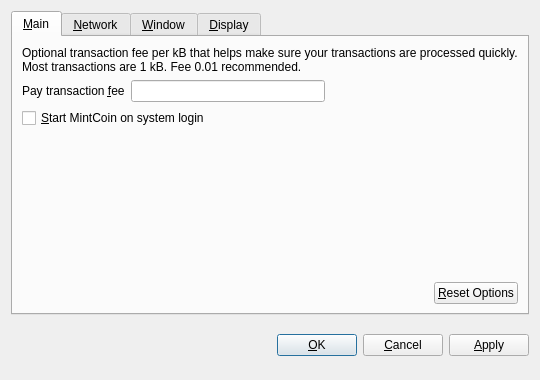
The window that src/qt/forms/optionsdialog.ui (MintcoinCommunity/Mintcoin-Desktop-Wallet) describes before a commit, drawn with Qt 5.
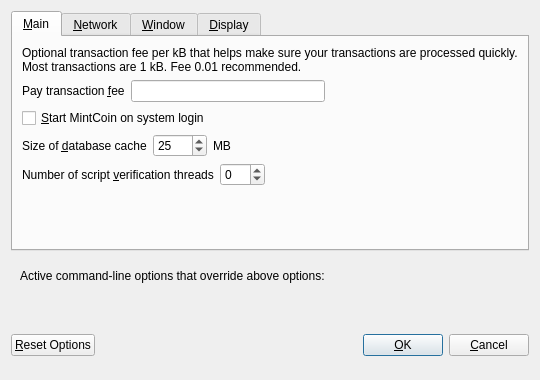
The same window after the commit. Custom widgets are drawn as their Qt base class.

Commit message: [Qt] massive options/settings rework (no core changes)

The edit to the form file:
```diff
--- a/src/qt/forms/optionsdialog.ui
+++ b/src/qt/forms/optionsdialog.ui
@@ -19,9 +19,6 @@
   <layout class="QVBoxLayout" name="verticalLayout">
    <item>
     <widget class="QTabWidget" name="tabWidget">
-     <property name="tabPosition">
-      <enum>QTabWidget::North</enum>
-     </property>
      <property name="currentIndex">
       <number>0</number>
      </property>
@@ -86,21 +83,44 @@
          </property>
         </widget>
        </item>
-       <item>
-        <spacer name="verticalSpacer_Main">
-         <property name="orientation">
-          <enum>Qt::Vertical</enum>
-         </property>
-         <property name="sizeHint" stdset="0">
-          <size>
-           <width>20</width>
-           <height>40</height>
-          </size>
-         </property>
-        </spacer>
-       </item>
        <item>
         <layout class="QHBoxLayout" name="horizontalLayout_2_Main">
+         <item>
+          <widget class="QLabel" name="databaseCacheLabel">
+           <property name="text">
+            <string>Size of &amp;database cache</string>
+           </property>
+           <property name="textFormat">
+            <enum>Qt::PlainText</enum>
+           </property>
+           <property name="buddy">
+            <cstring>databaseCache</cstring>
+           </property>
+          </widget>
+         </item>
+         <item>
+          <widget class="QSpinBox" name="databaseCache">
+           <property name="toolTip">
+            <string>Set database cache size in megabytes (default: 25)</string>
+           </property>
+           <property name="maximum">
+            <number>1024</number>
+           </property>
+           <property name="value">
+            <number>25</number>
+           </property>
+          </widget>
+         </item>
+         <item>
+          <widget class="QLabel" name="databaseCacheUnitLabel">
+           <property name="text">
+            <string>MB</string>
+           </property>
+           <property name="textFormat">
+            <enum>Qt::PlainText</enum>
+           </property>
+          </widget>
+         </item>
          <item>
           <spacer name="horizontalSpacer_2_Main">
            <property name="orientation">
@@ -114,21 +134,64 @@
            </property>
           </spacer>
          </item>
+        </layout>
+       </item>
+       <item>
+        <layout class="QHBoxLayout" name="horizontalLayout_3_Main">
          <item>
-          <widget class="QPushButton" name="resetButton">
-           <property name="toolTip">
-            <string>Reset all client options to default.</string>
-           </property>
+          <widget class="QLabel" name="threadsScriptVerifLabel">
            <property name="text">
-            <string>&amp;Reset Options</string>
+            <string>Number of script &amp;verification threads</string>
            </property>
-           <property name="autoDefault">
-            <bool>false</bool>
+           <property name="textFormat">
+            <enum>Qt::PlainText</enum>
            </property>
+           <property name="buddy">
+            <cstring>threadsScriptVerif</cstring>
+           </property>
           </widget>
          </item>
+         <item>
+          <widget class="QSpinBox" name="threadsScriptVerif">
+           <property name="toolTip">
+            <string>Set the number of script verification threads (up to 16, 0 = auto, &lt;0 = leave that many cores free, default: 0)</string>
+           </property>
+           <property name="minimum">
+            <number>-16</number>
+           </property>
+           <property name="maximum">
+            <number>16</number>
+           </property>
+          </widget>
+         </item>
+         <item>
+          <spacer name="horizontalSpacer_3_Main">
+           <property name="orientation">
+            <enum>Qt::Horizontal</enum>
+           </property>
+           <property name="sizeHint" stdset="0">
+            <size>
+             <width>40</width>
+             <height>20</height>
+            </size>
+           </property>
+          </spacer>
+         </item>
         </layout>
        </item>
+       <item>
+        <spacer name="verticalSpacer_Main">
+         <property name="orientation">
+          <enum>Qt::Vertical</enum>
+         </property>
+         <property name="sizeHint" stdset="0">
+          <size>
+           <width>20</width>
+           <height>40</height>
+          </size>
+         </property>
+        </spacer>
+       </item>
       </layout>
      </widget>
      <widget class="QWidget" name="tabNetwork">
@@ -149,15 +212,15 @@
        <item>
         <widget class="QCheckBox" name="connectSocks">
          <property name="toolTip">
-          <string>Connect to the MintCoin network through a SOCKS proxy (e.g. when connecting through Tor).</string>
+          <string>Connect to the MintCoin network through a SOCKS proxy.</string>
          </property>
          <property name="text">
-          <string>&amp;Connect through SOCKS proxy:</string>
+          <string>&amp;Connect through SOCKS proxy (default proxy):</string>
          </property>
         </widget>
        </item>
        <item>
-        <layout class="QHBoxLayout" name="horizontalLayout_Network">
+        <layout class="QHBoxLayout" name="horizontalLayout_1_Network">
          <item>
           <widget class="QLabel" name="proxyIpLabel">
            <property name="text">
@@ -173,6 +236,12 @@
          </item>
          <item>
           <widget class="QValidatedLineEdit" name="proxyIp">
+           <property name="minimumSize">
+            <size>
+             <width>140</width>
+             <height>0</height>
+            </size>
+           </property>
            <property name="maximumSize">
             <size>
              <width>140</width>
@@ -180,7 +249,7 @@
             </size>
            </property>
            <property name="toolTip">
-            <string>IP address of the proxy (e.g. 127.0.0.1)</string>
+            <string>IP address of the proxy (e.g. IPv4: 127.0.0.1 / IPv6: ::1)</string>
            </property>
           </widget>
          </item>
@@ -199,6 +268,12 @@
          </item>
          <item>
           <widget class="QLineEdit" name="proxyPort">
+           <property name="minimumSize">
+            <size>
+             <width>55</width>
+             <height>0</height>
+            </size>
+           </property>
            <property name="maximumSize">
             <size>
              <width>55</width>
@@ -231,7 +306,7 @@
           </widget>
          </item>
          <item>
-          <spacer name="horizontalSpacer_Network">
+          <spacer name="horizontalSpacer_1_Network">
            <property name="orientation">
             <enum>Qt::Horizontal</enum>
            </property>
@@ -411,8 +486,67 @@
      </widget>
     </widget>
    </item>
+   <item>
+    <widget class="QFrame" name="frame">
+     <layout class="QVBoxLayout" name="verticalLayout_Bottom">
+      <item>
+       <layout class="QHBoxLayout" name="horizontalLayout_Bottom">
+        <item>
+         <widget class="QLabel" name="overriddenByCommandLineInfoLabel">
+          <property name="text">
+           <string>Active command-line options that override above options: </string>
+          </property>
+          <property name="textFormat">
+           <enum>Qt::PlainText</enum>
+          </property>
+         </widget>
+        </item>
+        <item>
+         <spacer name="horizontalSpacer_Bottom">
+          <property name="orientation">
+           <enum>Qt::Horizontal</enum>
+          </property>
+          <property name="sizeHint" stdset="0">
+           <size>
+            <width>40</width>
+            <height>20</height>
+           </size>
+          </property>
+         </spacer>
+        </item>
+       </layout>
+      </item>
+      <item>
+       <widget class="QLabel" name="overriddenByCommandLineLabel">
+        <property name="text">
+         <string/>
+        </property>
+        <property name="textFormat">
+         <enum>Qt::PlainText</enum>
+        </property>
+        <property name="wordWrap">
+         <bool>true</bool>
+        </property>
+       </widget>
+      </item>
+     </layout>
+    </widget>
+   </item>
    <item>
     <layout class="QHBoxLayout" name="horizontalLayout_Buttons">
+     <item>
+      <widget class="QPushButton" name="resetButton">
+       <property name="toolTip">
+        <string>Reset all client options to default.</string>
+       </property>
+       <property name="text">
+        <string>&amp;Reset Options</string>
+       </property>
+       <property name="autoDefault">
+        <bool>false</bool>
+       </property>
+      </widget>
+     </item>
      <item>
       <spacer name="horizontalSpacer_1">
        <property name="orientation">
@@ -428,6 +562,12 @@
      </item>
      <item>
       <widget class="QLabel" name="statusLabel">
+       <property name="minimumSize">
+        <size>
+         <width>200</width>
+         <height>0</height>
+        </size>
+       </property>
        <property name="font">
         <font>
          <weight>75</weight>
@@ -475,16 +615,6 @@
        </property>
       </widget>
      </item>
-     <item>
-      <widget class="QPushButton" name="applyButton">
-       <property name="text">
-        <string>&amp;Apply</string>
-       </property>
-       <property name="autoDefault">
-        <bool>false</bool>
-       </property>
-      </widget>
-     </item>
     </layout>
    </item>
   </layout>
@@ -494,17 +624,18 @@
    <class>BitcoinAmountField</class>
    <extends>QLineEdit</extends>
    <header>bitcoinamountfield.h</header>
+   <container>1</container>
+  </customwidget>
+  <customwidget>
+   <class>QValidatedLineEdit</class>
+   <extends>QLineEdit</extends>
+   <header>qvalidatedlineedit.h</header>
   </customwidget>
   <customwidget>
    <class>QValueComboBox</class>
    <extends>QComboBox</extends>
    <header>qvaluecombobox.h</header>
   </customwidget>
-  <customwidget>
-   <class>QValidatedLineEdit</class>
-   <extends>QLineEdit</extends>
-   <header>qvalidatedlineedit.h</header>
-  </customwidget>
  </customwidgets>
  <resources/>
  <connections/>
```
The commit also changes 4 other files.
